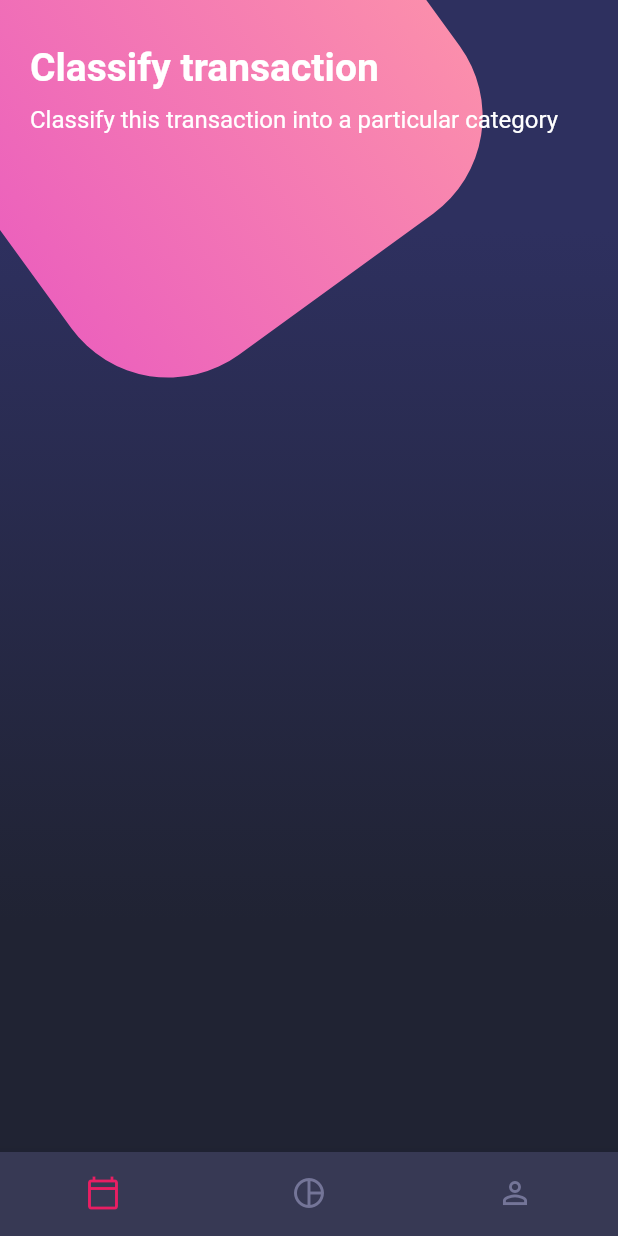
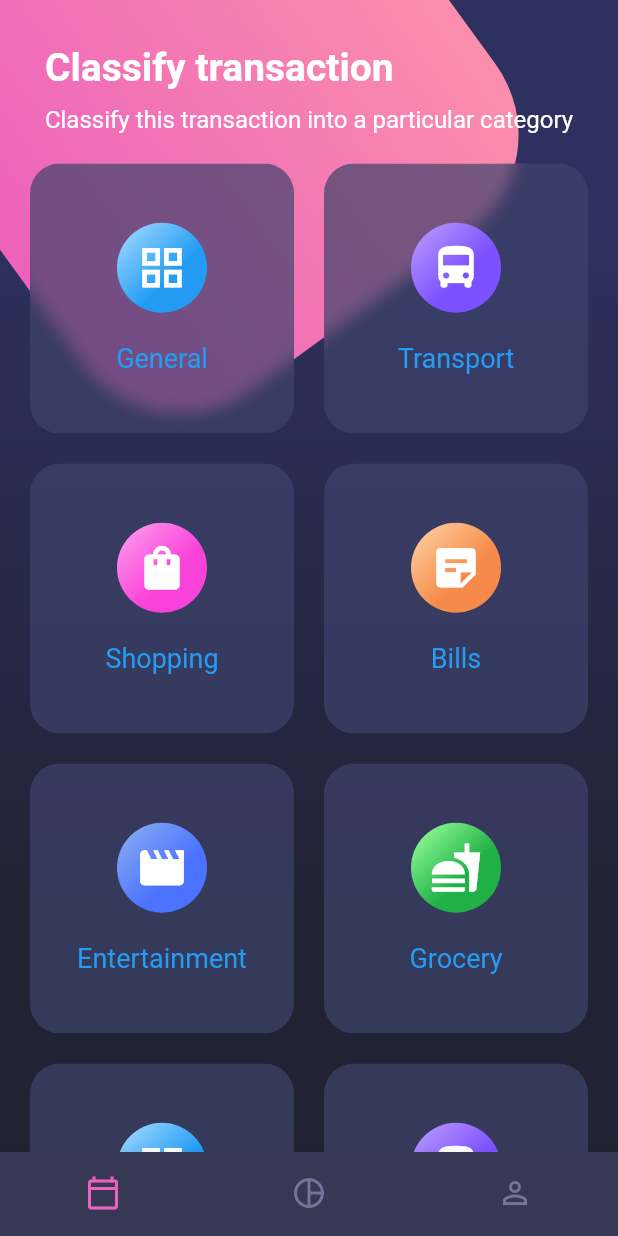
Before and after one commit to luisfcolg/designs, a Flutter app: the screen it shows after launch, on a phone screen of 412 x 824 dp. Run offline on Flutter 3.47's test engine with Material 2 defaults, Android fonts, the phone set to English and light mode, and no system bars.

Commit message:
FEATURE - Commit.

```diff
--- a/lib/main.dart
+++ b/lib/main.dart
@@ -18,8 +18,9 @@ class MyApp extends StatelessWidget {
       debugShowCheckedModeBanner: false,
       title: "Material App",
       theme: ThemeData(
-        brightness: Brightness.light,
-        bottomAppBarColor: Colors.green
+        brightness: Brightness.dark,
+        primaryColor: Color.fromRGBO(236, 98, 188, 1),
+        accentColor: Color.fromRGBO(251, 142, 172, 1)
       ),
       initialRoute: "home-screen",
       routes: {
--- a/lib/screens/home_design.dart
+++ b/lib/screens/home_design.dart
@@ -1,6 +1,7 @@
 import 'package:flutter/material.dart';
 
 import 'package:designs/widgets/background.dart';
+import 'package:designs/widgets/card_table.dart';
 import 'package:designs/widgets/custom_button_navigation.dart';
 import 'package:designs/widgets/page_title.dart';
 
@@ -25,15 +26,15 @@ class _HomeBody extends StatelessWidget {
   Widget build(BuildContext context) {
     return SafeArea(
       bottom: false,
-      child: Container(
-        child: SingleChildScrollView(
-          child: Column(
-            children: [
-              PageTitle()
-            ]
-          )
+      child: SingleChildScrollView(
+        child: Column(
+          children: [
+            PageTitle(),
+            CardTable(),
+            CardTable()
+          ]
         )
-      ),
+      )
     );
   }
 }
--- a/lib/widgets/background.dart
+++ b/lib/widgets/background.dart
@@ -36,8 +36,8 @@ class _PinkBox extends StatelessWidget {
     return Transform.rotate(
       angle: -math.pi/5.0,
       child: Container(
-        width: 320,
-        height: 320,
+        width: 340,
+        height: 340,
         decoration: BoxDecoration(
           borderRadius: BorderRadius.circular(80.0),
           gradient: LinearGradient(
--- /dev/null
+++ b/lib/widgets/card_table.dart
@@ -0,0 +1,142 @@
+import 'dart:ui';
+
+import 'package:flutter/material.dart';
+
+class CardTable extends StatelessWidget {
+  @override
+  Widget build(BuildContext context) {
+    return Container(
+      margin: EdgeInsets.symmetric(horizontal: 10),
+      child: Table(
+        children: [
+          TableRow(
+            children: [
+              _SingleCard(
+                icon: Icons.grid_view,
+                firstColor: Color(0xFF94D4FF),
+                secondColor: Color(0xFF249CF4),
+                text: "General"
+              ),
+              _SingleCard(
+                icon: Icons.directions_bus,
+                firstColor: Color(0xFFB292FE),
+                secondColor: Color(0xFF7A50FF),
+                text: "Transport"
+              )
+            ]
+          ),
+          TableRow(
+            children: [
+              _SingleCard(
+                icon: Icons.shopping_bag,
+                firstColor: Color(0xFFFE93EC),
+                secondColor: Color(0xFFF942D9),
+                text: "Shopping"
+              ),
+              _SingleCard(
+                icon: Icons.sticky_note_2,
+                firstColor: Color(0xFFFEC998),
+                secondColor: Color(0xFFF68A4A),
+                text: "Bills"
+              )
+            ]
+          ),
+          TableRow(
+            children: [
+              _SingleCard(
+                icon: Icons.movie_creation,
+                firstColor: Color(0xFF84A7F3),
+                secondColor: Color(0xFF4C73FF),
+                text: "Entertainment"
+              ),
+              _SingleCard(
+                icon: Icons.fastfood,
+                firstColor: Color(0xFF8CF892),
+                secondColor: Color(0xFF1FB046),
+                text: "Grocery"
+              )
+            ]
+          )
+        ]
+      ),
+    );
+  }
+}
+
+class _SingleCard extends StatelessWidget {
+  final IconData icon;
+  final Color firstColor;
+  final Color secondColor;
+  final String text;
+
+  const _SingleCard({
+    Key? key,
+    required this.icon,
+    required this.firstColor,
+    required this.secondColor,
+    required this.text
+  }) : super(key: key);
+
+  @override
+  Widget build(BuildContext context) {
+    final circleDecoration = BoxDecoration(
+      shape: BoxShape.circle,
+      gradient: LinearGradient(
+        begin: Alignment.topLeft,
+        end: Alignment.bottomRight,
+        stops: [0.1, 0.6],
+        colors: [this.firstColor, this.secondColor]
+      )
+    );
+
+    return _CardBackground(
+      child: Column(
+        mainAxisAlignment: MainAxisAlignment.center,
+        children: [
+          Container(
+            decoration: circleDecoration,
+            child: CircleAvatar(
+              radius: 30.0,
+              backgroundColor: Colors.transparent,
+              child: Icon(this.icon, size: 35.0, color: Colors.white)
+            )
+          ),
+          SizedBox(height: 20.0),
+          Text(this.text, style: TextStyle(color: Color(0xFF249CF4), fontSize: 18.0))
+        ]
+      )
+    );
+  }
+}
+
+class _CardBackground extends StatelessWidget {
+  final Widget child;
+
+  const _CardBackground({
+    Key? key,
+    required this.child
+  }) : super(key: key);
+
+  @override
+  Widget build(BuildContext context) {
+    return Container(
+      margin: EdgeInsets.all(10.0),
+      child: ClipRRect(
+        borderRadius: BorderRadius.circular(20.0),
+        child: BackdropFilter(
+          filter: ImageFilter.blur(
+            sigmaX: 5.0,
+            sigmaY: 5.0
+          ),
+          child: Container(
+            height: 180.0,
+            decoration: BoxDecoration(
+              color: Color.fromRGBO(62, 66, 107, 0.7),
+            ),
+            child: this.child
+          )
+        )
+      )
+    );
+  }
+}
--- a/lib/widgets/custom_button_navigation.dart
+++ b/lib/widgets/custom_button_navigation.dart
@@ -6,7 +6,7 @@ class CustomBottomNavigation extends StatelessWidget {
     return BottomNavigationBar(
       showSelectedLabels: false,
       showUnselectedLabels: false,
-      selectedItemColor: Colors.pink,
+      selectedItemColor: Color.fromRGBO(236, 98, 188, 1),
       unselectedItemColor: Color.fromRGBO(116, 117, 152, 1),
       backgroundColor: Color.fromRGBO(55, 57, 84, 1),
       items: [
--- a/lib/widgets/page_title.dart
+++ b/lib/widgets/page_title.dart
@@ -4,7 +4,7 @@ class PageTitle extends StatelessWidget {
   @override
   Widget build(BuildContext context) {
     return Container(
-      margin: EdgeInsets.symmetric(vertical: 30.0, horizontal: 20.0),
+      margin: EdgeInsets.only(top: 30.0, bottom: 10.0, left: 20.0, right: 20.0),
       child: Column(
         crossAxisAlignment: CrossAxisAlignment.start,
         children: [
```
